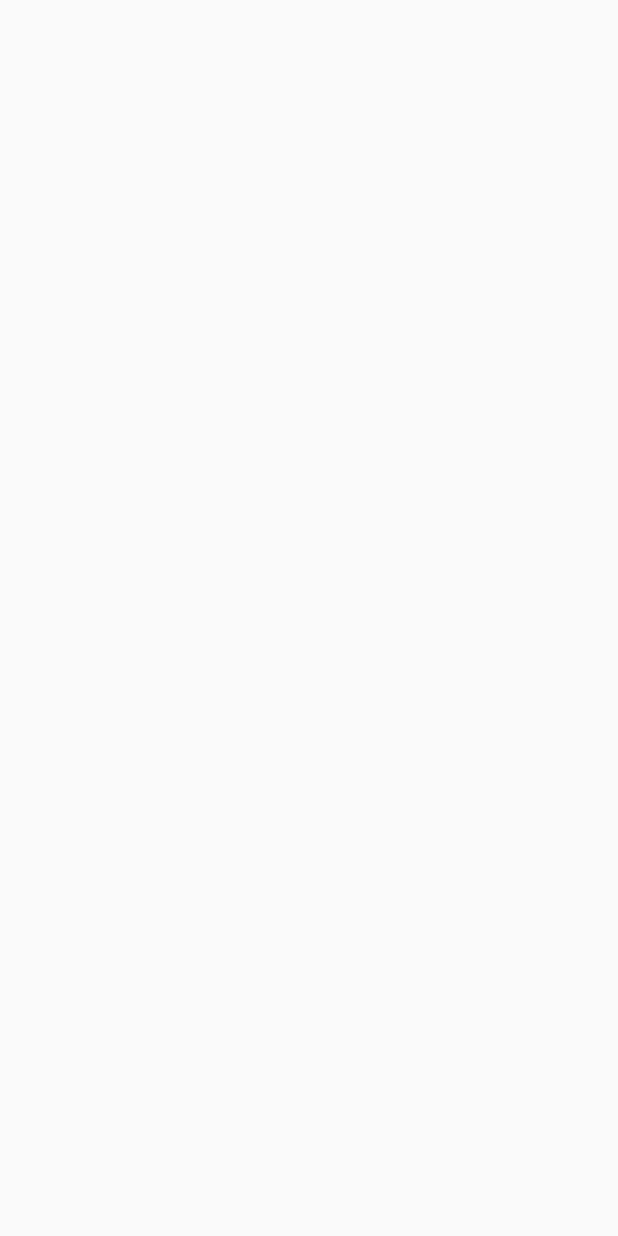
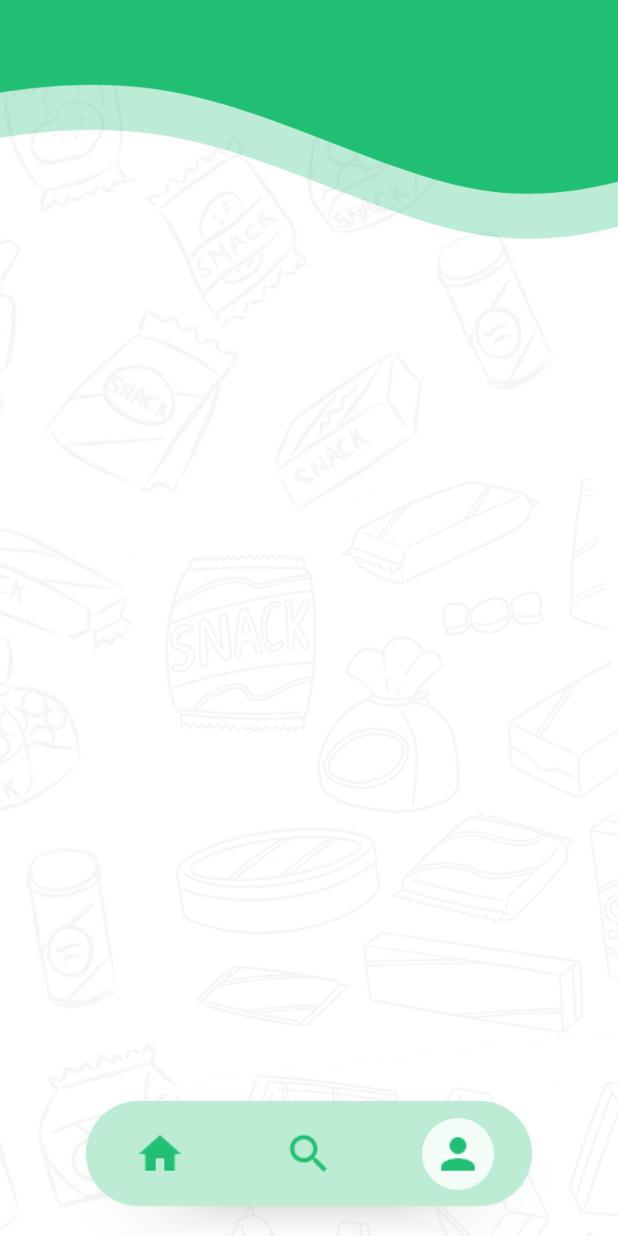
Before and after one commit to Harshal-gaidhane121/Food_Lens, an Android app built with Jetpack Compose: the ProfilePage screen opened through its navigation route, on a phone screen of 412 x 824 dp. Before the commit the screen is empty. Run offline under Robolectric (Android 15) with nearby library versions, the phone set to English and light mode, and no system bars; our stand-ins replace Room's generated code.

Commit message:
Setting up the profile page

```diff
--- a/app/build.gradle.kts
+++ b/app/build.gradle.kts
@@ -49,6 +49,8 @@ dependencies {
     implementation(libs.androidx.navigation.compose.v275)
     implementation (libs.androidx.core.ktx.v170)
 
+    implementation (libs.androidx.datastore.preferences)
+
     implementation(libs.androidx.lifecycle.runtime.ktx)
     implementation(libs.androidx.activity.compose)
     implementation(platform(libs.androidx.compose.bom))
--- a/app/src/main/java/com/example/foodlens/BottomNavBar.kt
+++ b/app/src/main/java/com/example/foodlens/BottomNavBar.kt
@@ -20,28 +20,30 @@ import androidx.compose.ui.unit.dp
 import androidx.compose.ui.unit.sp
 import androidx.navigation.NavController
 import androidx.navigation.NavHostController
+import androidx.navigation.compose.currentBackStackEntryAsState
 
 @Composable
 fun FloatingBottomNavigation(navHostController: NavHostController) {
-    var selectedItem by remember { mutableStateOf(0) }
-
     val items = listOf("home", "search", "profile")
     val icons = listOf(Icons.Default.Home, Icons.Default.Search, Icons.Default.Person)
+
+    // Track current destination
+    val currentDestination by navHostController.currentBackStackEntryAsState()
+    val selectedItem = items.indexOf(currentDestination?.destination?.route)
 
     Box(
         modifier = Modifier
             .fillMaxSize()
-            .padding(20.dp), contentAlignment = Alignment.BottomCenter
+            .padding(20.dp),
+        contentAlignment = Alignment.BottomCenter
     ) {
-
         Card(
-
             colors = CardDefaults.cardColors(containerColor = colorResource(R.color.lightGreen)),
             elevation = CardDefaults.cardElevation(10.dp),
             shape = RoundedCornerShape(40.dp),
             modifier = Modifier
                 .height(70.dp)
-                .fillMaxWidth(.8f),
+                .fillMaxWidth(0.8f),
         ) {
             Row(
                 modifier = Modifier
@@ -53,14 +55,20 @@ fun FloatingBottomNavigation(navHostController: NavHostController) {
                 items.forEachIndexed { index, route ->
                     IconButton(
                         onClick = {
-//                        selectedItem = index
-//                        navController.navigate(route)
-                        }, modifier = Modifier
+                            if (route != currentDestination?.destination?.route) {
+                                navHostController.navigate(route) {
+                                    popUpTo(navHostController.graph.startDestinationId) {
+                                        saveState = true
+                                    }
+                                    launchSingleTop = true
+                                    restoreState = true
+                                }
+                            }
+                        },
+                        modifier = Modifier
                             .clip(RoundedCornerShape(30.dp))
                             .background(
-                                if (selectedItem == index) Color(255, 255, 255, 213) else Color(
-                                    255, 255, 255, 0
-                                )
+                                if (selectedItem == index) Color(255, 255, 255, 213) else Color.Transparent
                             )
                     ) {
                         Icon(
@@ -73,6 +81,5 @@ fun FloatingBottomNavigation(navHostController: NavHostController) {
                 }
             }
         }
-
     }
 }
--- a/app/src/main/java/com/example/foodlens/Navigation.kt
+++ b/app/src/main/java/com/example/foodlens/Navigation.kt
@@ -11,7 +11,7 @@ import androidx.navigation.compose.composable
 import com.example.foodlens.screens.GetStarted
 import com.example.foodlens.screens.Home
 import com.example.foodlens.screens.LoginPage
-import com.example.foodlens.screens.ProfileScreen
+import com.example.foodlens.screens.ProfilePage
 import com.example.foodlens.screens.Register
 import com.example.foodlens.screens.SearchScreen
 @Composable
@@ -23,7 +23,7 @@ fun Navigation(navController: NavController,context: Context) {
     val userViewModel: UserViewModel = viewModel(
         factory = UserViewModelFactory(context) // Pass the factory
     )
-    val startDestination = if (isLoggedIn) "home" else "loginPage"
+    val startDestination = if (isLoggedIn) "home" else "getStarted"
 
     NavHost(
         navController = navController as? NavHostController ?: return,
@@ -34,6 +34,6 @@ fun Navigation(navController: NavController,context: Context) {
         composable("register") { Register(navController, userViewModel) }
         composable("home") { Home(navController) }
         composable("search") { SearchScreen(navController) }
-        composable("profile") { ProfileScreen(navController) }
+        composable("profile") { ProfilePage(navController) }
     }
 }
--- /dev/null
+++ b/app/src/main/java/com/example/foodlens/screens/ProfilePage.kt
@@ -0,0 +1,50 @@
+package com.example.foodlens.screens
+
+import android.content.Context
+import androidx.compose.foundation.Image
+import androidx.compose.foundation.layout.Box
+import androidx.compose.foundation.layout.fillMaxSize
+import androidx.compose.foundation.layout.padding
+import androidx.compose.material3.Text
+import androidx.compose.runtime.Composable
+import androidx.compose.ui.Alignment
+import androidx.compose.ui.Modifier
+import androidx.compose.ui.layout.ContentScale
+import androidx.compose.ui.platform.LocalContext
+import androidx.compose.ui.res.painterResource
+import androidx.compose.ui.unit.dp
+import androidx.navigation.NavHostController
+import com.example.foodlens.FloatingBottomNavigation
+import com.example.foodlens.R
+
+@Composable
+fun ProfilePage(navHostController: NavHostController) {
+    val context = LocalContext.current
+
+    val userMobileNO = getCurrentUser(context = context )
+
+
+    Box(modifier = Modifier.fillMaxSize(),
+        contentAlignment = Alignment.Center){
+
+        Image(
+            painterResource(R.drawable.bg1),
+            contentDescription = null,
+            contentScale = ContentScale.Crop,
+            modifier = Modifier.fillMaxSize()
+        )
+
+        if (userMobileNO != null) {
+            Text(text= userMobileNO, modifier = Modifier.padding(40.dp))
+        }
+
+        FloatingBottomNavigation(navHostController)
+    }
+
+
+}
+
+fun getCurrentUser(context: Context): String? {
+    val sharedPref = context.getSharedPreferences("UserPrefs", Context.MODE_PRIVATE)
+    return sharedPref.getString("LOGGED_IN_USER", null)
+}
--- a/app/src/main/java/com/example/foodlens/screens/ProfileScreen.kt
+++ /dev/null
@@ -1,10 +0,0 @@
-package com.example.foodlens.screens
-
-import androidx.compose.runtime.Composable
-import androidx.compose.ui.Modifier
-import androidx.navigation.NavHostController
-
-@Composable
-fun ProfileScreen(navHostController: NavHostController) {
-
-}
--- a/app/src/main/java/com/example/foodlens/screens/Register.kt
+++ b/app/src/main/java/com/example/foodlens/screens/Register.kt
@@ -86,6 +86,9 @@ fun Register(navHostController: NavHostController, userViewModel: UserViewModel
         horizontalAlignment = Alignment.CenterHorizontally,
         modifier = Modifier.padding(20.dp)
     ) {
+
+        ExitDialogBox(context)
+
         Spacer(modifier = Modifier.height(120.dp))
 
         Text(
--- a/gradle/libs.versions.toml
+++ b/gradle/libs.versions.toml
@@ -1,6 +1,7 @@
 [versions]
 agp = "8.7.3"
 coreKtxVersion = "1.7.0"
+datastorePreferences = "1.1.2"
 kotlin = "2.0.0"
 coreKtx = "1.15.0"
 junit = "4.13.2"
@@ -16,6 +17,7 @@ room = "2.6.0"
 [libraries]
 androidx-core-ktx = { group = "androidx.core", name = "core-ktx", version.ref = "coreKtx" }
 androidx-core-ktx-v170 = { module = "androidx.core:core-ktx", version.ref = "coreKtxVersion" }
+androidx-datastore-preferences = { module = "androidx.datastore:datastore-preferences", version.ref = "datastorePreferences" }
 androidx-navigation-compose-v275 = { module = "androidx.navigation:navigation-compose", version.ref = "navigationComposeVersion" }
 androidx-room-compiler = { module = "androidx.room:room-compiler", version.ref = "room" }
 androidx-room-ktx = { module = "androidx.room:room-ktx", version.ref = "room" }
```
Also changed, not shown: app/src/main/java/com/example/foodlens/screens/Home.kt (+62 -4 lines), app/src/main/java/com/example/foodlens/screens/LoginPage.kt (+10 -0 lines), app/src/main/java/com/example/foodlens/screens/SearchScreen.kt (+19 -0 lines).
